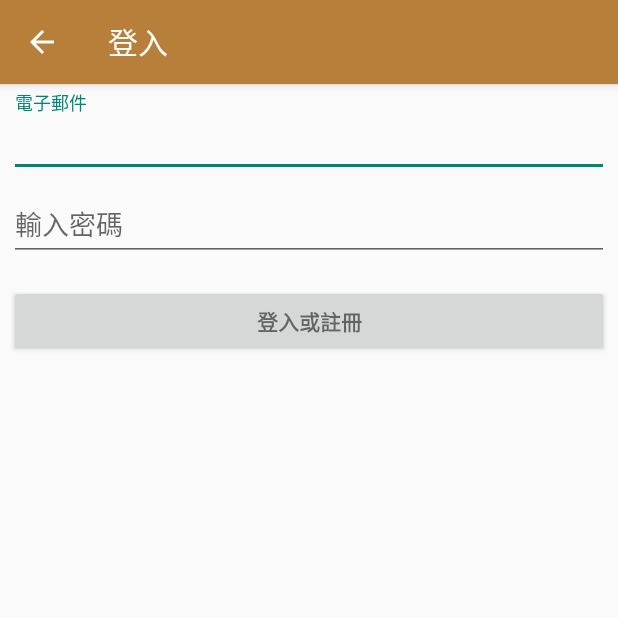
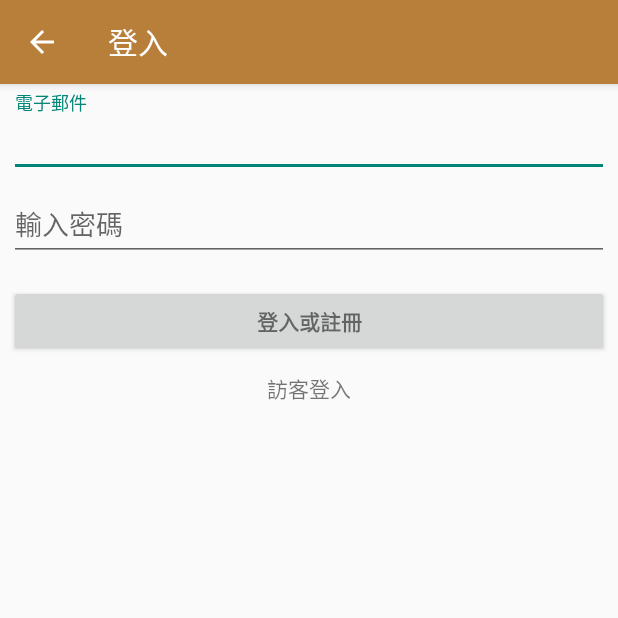
Before and after one commit to jinjiakang/pettie, an Android app: the LoginActivity screen opened directly, with no data from a screen before it, on a phone screen of 412 x 824 dp, the top half of it. Run offline under Robolectric (Android 15) with nearby library versions, the phone set to English and light mode, and no system bars; 2 statements that could not run were skipped.

Commit message:
update personal_information view

```diff
--- a/app/src/main/java/com/example/sungh/pettie/Main/LoginActivity.java
+++ b/app/src/main/java/com/example/sungh/pettie/Main/LoginActivity.java
@@ -5,6 +5,7 @@ import android.animation.AnimatorListenerAdapter;
 import android.annotation.TargetApi;
 import android.app.LoaderManager.LoaderCallbacks;
 import android.content.CursorLoader;
+import android.content.Intent;
 import android.content.Loader;
 import android.content.pm.PackageManager;
 import android.database.Cursor;
@@ -27,6 +28,7 @@ import android.widget.Button;
 import android.widget.EditText;
 import android.widget.TextView;
 
+import com.example.sungh.pettie.Add.AddActivity;
 import com.example.sungh.pettie.R;
 
 import java.util.ArrayList;
@@ -90,6 +92,19 @@ public class LoginActivity extends AppCompatActivity implements LoaderCallbacks<
                 attemptLogin();
             }
         });
+        // 訪客登入
+        TextView gUstLoin = (TextView) findViewById(R.id.gust_login);
+        gUstLoin.setOnClickListener(new OnClickListener() {
+            @Override
+            public void onClick(View v) {
+
+                Intent intent = new Intent();
+                intent.setClass(LoginActivity.this, PersonalActivity.class);
+                startActivity(intent);
+
+            }
+        });
+
 
         mLoginFormView = findViewById(R.id.login_form);
         mProgressView = findViewById(R.id.login_progress);
--- a/app/src/main/res/layout/activity_login.xml
+++ b/app/src/main/res/layout/activity_login.xml
@@ -72,6 +72,17 @@
                 android:text="@string/action_sign_in"
                 android:textStyle="bold" />
 
+            <TextView
+                android:id="@+id/gust_login"
+                android:layout_width="wrap_content"
+                android:layout_height="wrap_content"
+                android:paddingTop="10dp"
+                android:onClick="gust"
+                android:text="訪客登入"
+                android:layout_gravity="center"
+
+                />
+
         </LinearLayout>
     </ScrollView>
 </LinearLayout>
```
Also changed, not shown: app/src/main/AndroidManifest.xml (+6 -1 lines), app/src/main/java/com/example/sungh/pettie/Main/PersonalActivity.java (added, +45 -0 lines), app/src/main/res/layout/personal_information.xml (+11 -15 lines).
